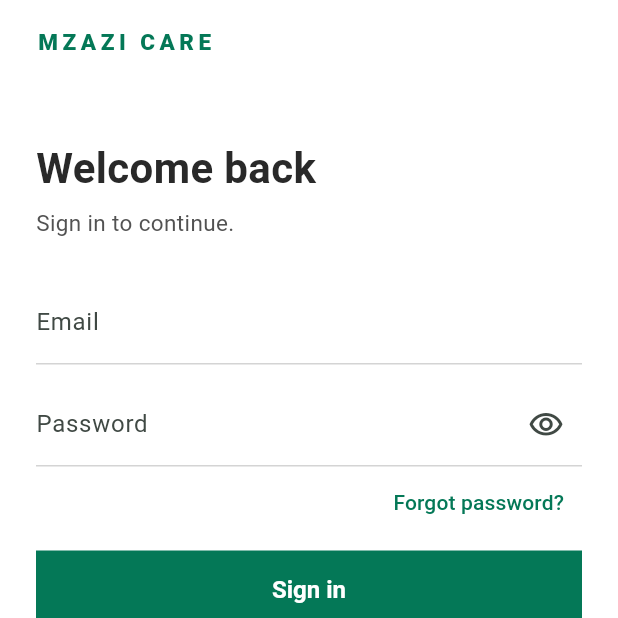
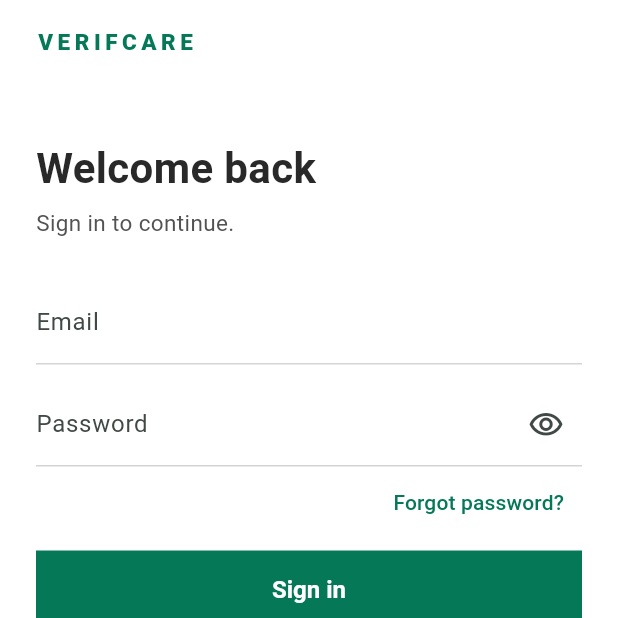
Before and after one commit to H-Munene/verifcare, a Flutter app: the screen it shows after launch, on a phone screen of 412 x 824 dp, the top half of it. Run offline on Flutter 3.47's test engine with Material 3 defaults, Android fonts, the phone set to English and light mode, and no system bars; our stand-ins replace audioplayers, flutter_local_notifications, geolocator, google_maps_flutter, qr_flutter, shared_preferences; missing offline and left inert: amazon_cognito_identity_dart_2, mobile_scanner, record.

Commit message:
chore: rename the project to VerifCare

```diff
--- a/frontend/mobile/caregiver/lib/main.dart
+++ b/frontend/mobile/caregiver/lib/main.dart
@@ -33,7 +33,7 @@ class MzaziCareCaregiverApp extends StatelessWidget {
   @override
   Widget build(BuildContext context) {
     return MaterialApp(
-      title: 'Mzazi Care - Caregiver',
+      title: 'VerifCare - Caregiver',
       theme: buildAppTheme(),
       home: _RootScreen(authService: authService),
     );
--- a/frontend/mobile/caregiver/lib/screens/checkout_screen.dart
+++ b/frontend/mobile/caregiver/lib/screens/checkout_screen.dart
@@ -395,7 +395,7 @@ class _CheckoutScreenState extends State<CheckoutScreen> {
           const Padding(
             padding: EdgeInsets.all(16),
             child: Text(
-              'Ask the family member who showed the check-in code to open Mzazi Care. Their '
+              'Ask the family member who showed the check-in code to open VerifCare. Their '
               'phone shows a check-out code to scan, with 6 digits underneath.',
               style: TextStyle(fontSize: 14, height: 1.45, color: inkSecondary),
             ),
--- a/frontend/mobile/caregiver/lib/screens/code_scan_screen.dart
+++ b/frontend/mobile/caregiver/lib/screens/code_scan_screen.dart
@@ -266,7 +266,7 @@ class _CodeScanScreenState extends State<CodeScanScreen> {
         ),
         const SizedBox(height: 4),
         const Text(
-          'Ask a family member at the home to open "Show check-in code" in their Mzazi Care '
+          'Ask a family member at the home to open "Show check-in code" in their VerifCare '
           'app, then point your camera at it.',
           style: TextStyle(fontSize: 14, height: 1.4, color: inkSecondary),
         ),
--- a/frontend/mobile/caregiver/lib/screens/consent_screen.dart
+++ b/frontend/mobile/caregiver/lib/screens/consent_screen.dart
@@ -158,7 +158,7 @@ class _ConsentGateState extends State<ConsentGate> {
             ),
             _Stage.declined => _Message(
               text:
-                  "Mzazi Care can't be used without accepting its terms of use and privacy "
+                  "VerifCare can't be used without accepting its terms of use and privacy "
                   'notice. You can close the app, or read the terms again.',
               actionLabel: 'Read the terms again',
               onAction: () => setState(() => _stage = _Stage.asking),
@@ -262,7 +262,7 @@ class _TermsView extends StatelessWidget {
                     ),
                     const SizedBox(height: 8),
                     const Text(
-                      'Please read and accept to continue using Mzazi Care.',
+                      'Please read and accept to continue using VerifCare.',
                       style: TextStyle(fontSize: 14, color: inkSecondary),
                     ),
                     if (notice case final notice?) ...[
--- a/frontend/mobile/caregiver/lib/visit_notifications.dart
+++ b/frontend/mobile/caregiver/lib/visit_notifications.dart
@@ -83,7 +83,9 @@ class VisitNotifications {
     await _plugin.show(
       id: _coverOfferId,
       title: 'Can you cover a visit nearby?',
-      body: ward == null ? 'Open Mzazi Care to answer' : '$ward - open Mzazi Care to answer',
+      body: ward == null
+          ? 'Open VerifCare to answer'
+          : '$ward - open VerifCare to answer',
       notificationDetails: const NotificationDetails(
         android: AndroidNotificationDetails(
           'cover_offers',
--- a/frontend/mobile/caregiver/lib/widgets/auth_layout.dart
+++ b/frontend/mobile/caregiver/lib/widgets/auth_layout.dart
@@ -13,10 +13,10 @@ class Wordmark extends StatelessWidget {
   @override
   Widget build(BuildContext context) => Semantics(
     // Read as a name, not spelled out letter by letter.
-    label: 'Mzazi Care',
+    label: 'VerifCare',
     child: ExcludeSemantics(
       child: const Text(
-        'MZAZI CARE',
+        'VERIFCARE',
         style: TextStyle(
           fontSize: 15,
           fontWeight: FontWeight.w800,
--- a/frontend/mobile/family_member/lib/main.dart
+++ b/frontend/mobile/family_member/lib/main.dart
@@ -53,7 +53,7 @@ class MzaziCareFamilyMemberApp extends StatelessWidget {
   @override
   Widget build(BuildContext context) {
     return MaterialApp(
-      title: 'Mzazi Care - Family Member',
+      title: 'VerifCare - Family Member',
       theme: buildAppTheme(),
       home: _RootScreen(
         authService: authService,
--- a/frontend/mobile/family_member/lib/screens/consent_screen.dart
+++ b/frontend/mobile/family_member/lib/screens/consent_screen.dart
@@ -163,7 +163,7 @@ class _ConsentGateState extends State<ConsentGate> {
             ),
             _Stage.declined => _Message(
               text:
-                  "Mzazi Care can't be used without accepting its terms of use and privacy "
+                  "VerifCare can't be used without accepting its terms of use and privacy "
                   'notice. You can close the app, or read the terms again.',
               actionLabel: 'Read the terms again',
               onAction: () => setState(() => _stage = _Stage.asking),
@@ -267,7 +267,7 @@ class _TermsView extends StatelessWidget {
                     ),
                     const SizedBox(height: 8),
                     const Text(
-                      'Please read and accept to continue using Mzazi Care.',
+                      'Please read and accept to continue using VerifCare.',
                       style: TextStyle(fontSize: 14, color: inkSecondary),
                     ),
                     if (notice case final notice?) ...[
--- a/frontend/mobile/family_member/lib/screens/join_family_screen.dart
+++ b/frontend/mobile/family_member/lib/screens/join_family_screen.dart
@@ -93,7 +93,7 @@ class _JoinFamilyScreenState extends State<JoinFamilyScreen> {
       const Text(
         "To be linked to a dependant someone else registered, ask their primary contact - "
         'usually the family member who registered them. Enter the email or phone number they '
-        'use for Mzazi Care, and they can approve your request in their app.',
+        'use for VerifCare, and they can approve your request in their app.',
         style: TextStyle(fontSize: 14, color: inkSecondary),
       ),
       const SizedBox(height: 16),
--- a/frontend/mobile/family_member/lib/widgets/auth_layout.dart
+++ b/frontend/mobile/family_member/lib/widgets/auth_layout.dart
@@ -13,10 +13,10 @@ class Wordmark extends StatelessWidget {
   @override
   Widget build(BuildContext context) => Semantics(
     // Read as a name, not spelled out letter by letter.
-    label: 'Mzazi Care',
+    label: 'VerifCare',
     child: ExcludeSemantics(
       child: const Text(
-        'MZAZI CARE',
+        'VERIFCARE',
         style: TextStyle(
           fontSize: 15,
           fontWeight: FontWeight.w800,
--- a/frontend/mobile/family_member/lib/widgets/family_link_panel.dart
+++ b/frontend/mobile/family_member/lib/widgets/family_link_panel.dart
@@ -85,7 +85,7 @@ class _FamilyLinkPanelState extends State<FamilyLinkPanel> {
       crossAxisAlignment: CrossAxisAlignment.stretch,
       children: [
         const Text(
-          'Link someone who already has a Mzazi Care account, using the email they signed up '
+          'Link someone who already has a VerifCare account, using the email they signed up '
           "with. If they don't have an account yet, they can create one in the app and send you "
           'a request to link them, which you can approve from the bell on your home screen.',
           style: TextStyle(fontSize: 13, color: inkSecondary),
```
Also changed, not shown: 14 other files.
